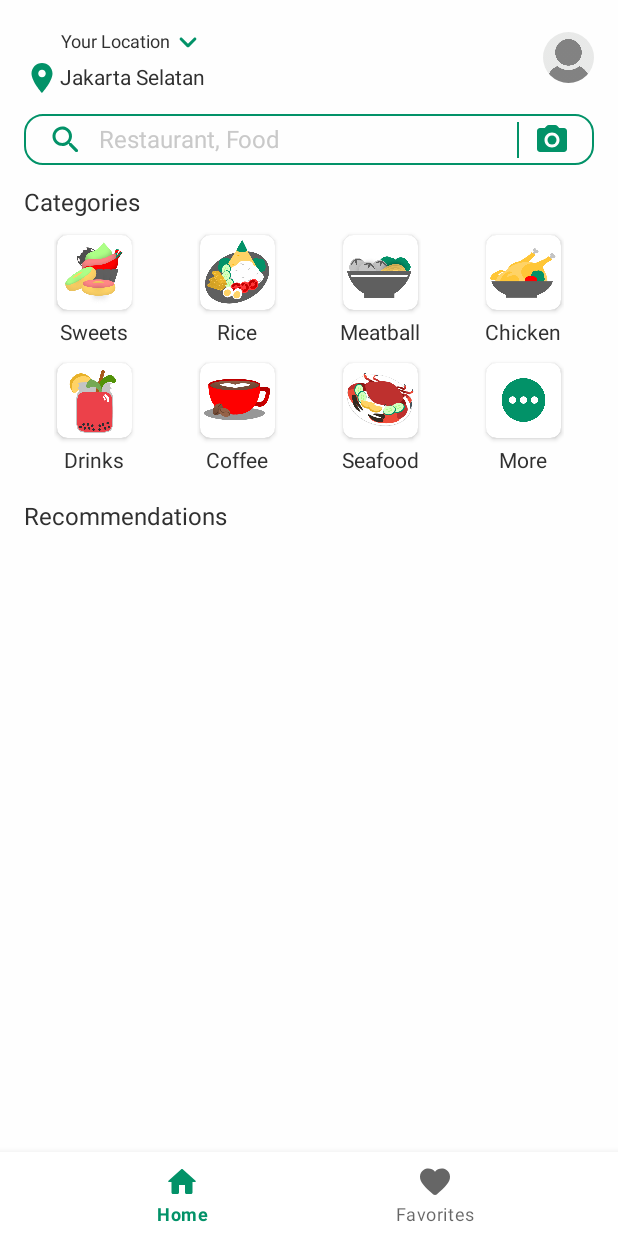
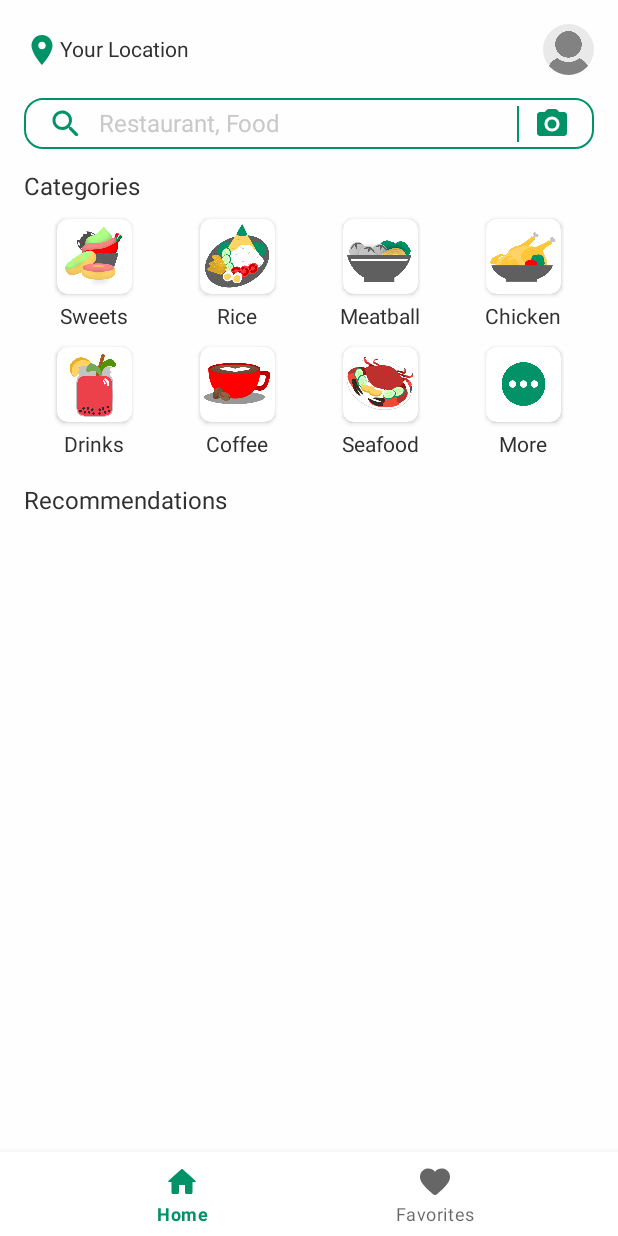
Before and after one commit to alpian-12/restaurant-recommendation, an Android app: the screen it shows after launch once a user with an empty profile is signed in (MainActivity), on a phone screen of 412 x 824 dp. Run offline under Robolectric (Android 15) with nearby library versions, the phone set to English and light mode, and no system bars; our stand-ins replace CircleImageView, Firebase (no records; nobody signed in at launch, a user with empty details on screens opened directly), FlexboxLayout, navigation-ui; Roboto replaces fonts that are not available here.

Commit message:
change to mvp

```diff
--- a/app/src/main/java/com/example/restaurantrecommendation/ui/bottomsheet/NoLocationBottomSheet.kt
+++ b/app/src/main/java/com/example/restaurantrecommendation/ui/bottomsheet/NoLocationBottomSheet.kt
@@ -38,5 +38,9 @@ class NoLocationBottomSheet: BottomSheetDialogFragment() {
         binding.btnSettings.setOnClickListener {
             startActivity(Intent(Settings.ACTION_LOCATION_SOURCE_SETTINGS))
         }
+
+        binding.btnTry.setOnClickListener {
+            dismiss()
+        }
     }
 }
--- a/app/src/main/java/com/example/restaurantrecommendation/ui/home/HomeFragment.kt
+++ b/app/src/main/java/com/example/restaurantrecommendation/ui/home/HomeFragment.kt
@@ -44,7 +44,7 @@ class HomeFragment : Fragment(), View.OnClickListener {
 
     private fun setOnClickListener() {
         with(binding) {
-            tvYourLocation.setOnClickListener(this@HomeFragment)
+            tvLocation.setOnClickListener(this@HomeFragment)
             tvInput.setOnClickListener(this@HomeFragment)
             btnMore.setOnClickListener(this@HomeFragment)
             btnCamera.setOnClickListener(this@HomeFragment)
@@ -68,7 +68,7 @@ class HomeFragment : Fragment(), View.OnClickListener {
                 startActivity(Intent(activity, CameraActivity::class.java))
                 getActivity()?.onBackPressed()
             }
-            R.id.tv_your_location -> {
+            R.id.tv_location -> {
                 val locationBottomSheet = LocationBottomSheet()
                 locationBottomSheet.show(parentFragmentManager, LocationBottomSheet.TAG)
             }
--- a/app/src/main/res/layout/bottom_sheet_location.xml
+++ b/app/src/main/res/layout/bottom_sheet_location.xml
@@ -64,7 +64,8 @@
             android:text="@string/suggestions"
             android:layout_marginTop="@dimen/activity_vertical_margin"
             app:layout_constraintStart_toStartOf="parent"
-            app:layout_constraintTop_toBottomOf="@+id/tv_address" />
+            app:layout_constraintTop_toBottomOf="@+id/tv_address"
+            android:visibility="gone"/>
 
         <com.google.android.material.chip.ChipGroup
             android:id="@+id/chip_group"
@@ -75,7 +76,8 @@
             app:layout_constraintEnd_toEndOf="parent"
             app:layout_constraintStart_toStartOf="parent"
             app:layout_constraintTop_toBottomOf="@+id/tv_suggestion"
-            app:chipSpacingHorizontal="5dp"/>
+            app:chipSpacingHorizontal="5dp"
+            android:visibility="gone"/>
 
     </androidx.constraintlayout.widget.ConstraintLayout>
 
--- a/app/src/main/res/layout/fragment_home.xml
+++ b/app/src/main/res/layout/fragment_home.xml
@@ -27,7 +27,8 @@
                 app:drawableEndCompat="@drawable/ic_arrow_down"
                 app:drawableTint="@color/green"
                 app:layout_constraintStart_toStartOf="@id/tv_location"
-                app:layout_constraintTop_toTopOf="parent" />
+                app:layout_constraintTop_toTopOf="parent"
+                android:visibility="gone"/>
 
             <ImageView
                 android:id="@+id/iv_location"
@@ -35,8 +36,9 @@
                 android:layout_height="wrap_content"
                 android:contentDescription="location"
                 android:src="@drawable/ic_location"
+                app:layout_constraintBottom_toBottomOf="@+id/iv_profile"
                 app:layout_constraintStart_toStartOf="parent"
-                app:layout_constraintTop_toBottomOf="@+id/tv_your_location"
+                app:layout_constraintTop_toTopOf="@+id/iv_profile"
                 app:tint="@color/green"
                 tools:ignore="HardcodedText" />
 
@@ -45,7 +47,7 @@
                 style="@style/secondary_text_caption"
                 android:layout_width="wrap_content"
                 android:layout_height="wrap_content"
-                android:text="@string/location_name"
+                android:text="@string/your_location"
                 app:layout_constraintBottom_toBottomOf="@+id/iv_location"
                 app:layout_constraintStart_toEndOf="@+id/iv_location"
                 app:layout_constraintTop_toTopOf="@+id/iv_location" />
@@ -57,21 +59,20 @@
                 android:contentDescription="profile picture"
                 android:scaleType="centerCrop"
                 android:src="@drawable/default_profile"
-                app:layout_constraintBottom_toBottomOf="@id/tv_location"
                 app:layout_constraintEnd_toEndOf="parent"
-                app:layout_constraintTop_toTopOf="@+id/tv_your_location"
+                app:layout_constraintTop_toTopOf="parent"
                 tools:ignore="HardcodedText" />
 
             <androidx.constraintlayout.widget.ConstraintLayout
                 android:id="@+id/layout_search"
                 android:layout_width="match_parent"
                 android:layout_height="34dp"
-                android:layout_marginTop="@dimen/activity_vertical_margin"
                 android:background="@drawable/bg_search_view"
                 android:paddingHorizontal="@dimen/activity_horizontal_margin"
+                android:layout_marginTop="15dp"
                 app:layout_constraintEnd_toEndOf="parent"
                 app:layout_constraintStart_toStartOf="parent"
-                app:layout_constraintTop_toBottomOf="@+id/tv_location">
+                app:layout_constraintTop_toBottomOf="@+id/iv_profile">
 
                 <TextView
                     android:id="@+id/tv_input"
```
Also changed, not shown: app/src/main/res/layout/bottom_sheet_no_location.xml (+10 -1 lines).
